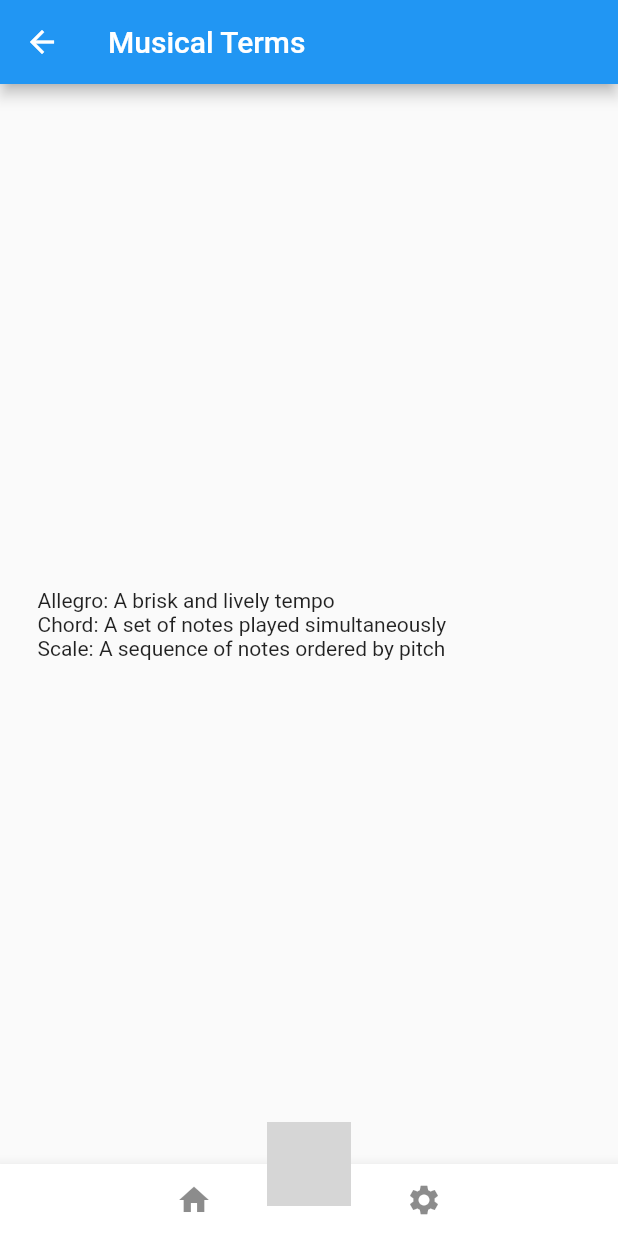
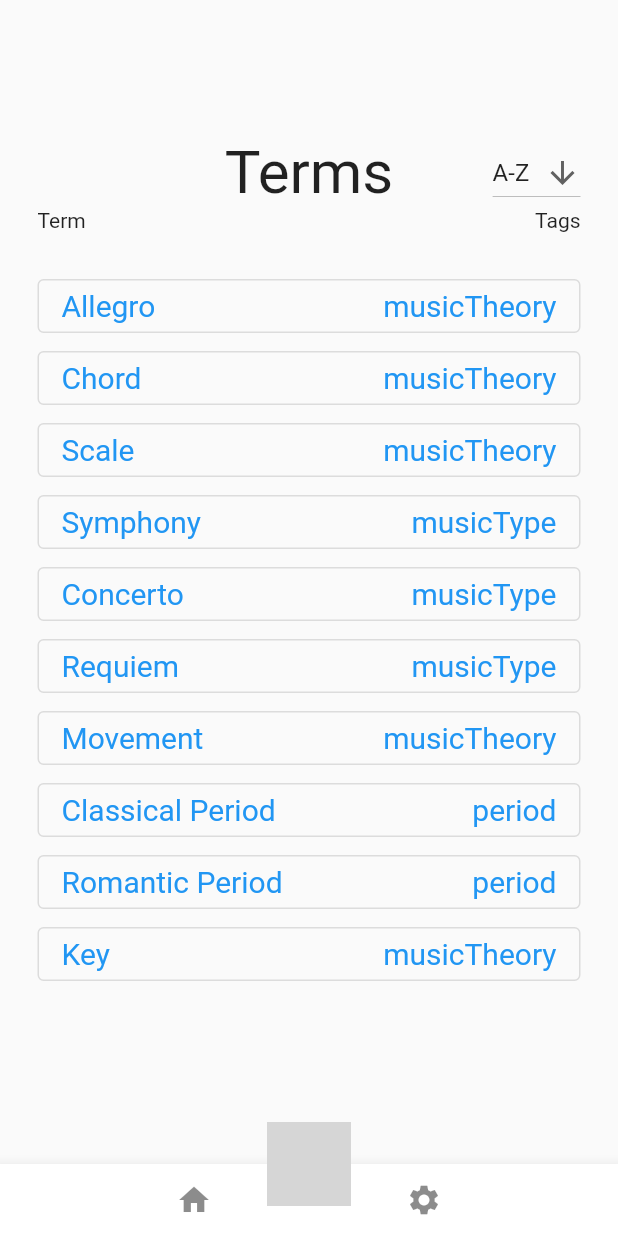
Before and after one commit to Alex-Laney/JuniorDesign2329, a Flutter app: the TermsScreen screen opened by its route, on a phone screen of 412 x 824 dp. Run offline on Flutter 3.47's test engine with Material 2 defaults, Android fonts, the phone set to English and light mode, and no system bars; missing offline and left inert: circular_menu; grey boxes are pictures that could not be loaded.

Commit message:
Basic Layout and Functionality for Terms Screen

```diff
--- a/lib/Musical-Terms/Musical-Terms.dart
+++ b/lib/Musical-Terms/Musical-Terms.dart
@@ -1,9 +1,30 @@
 import 'package:flutter/material.dart';
 import 'package:circular_menu/circular_menu.dart';
 import 'dart:math' as math;
+import 'package:artifact/Musical-Terms/Term.dart';
+import 'package:artifact/Musical-Terms/TermsDB.dart';
 
-class TermsScreen extends StatelessWidget {
+class TermsScreen extends StatefulWidget {
   const TermsScreen({super.key});
+
+  @override
+  TermsScreenState createState() => TermsScreenState();
+}
+
+class TermsScreenState extends State<TermsScreen> {
+
+  String dropdownVal = 'A-Z';
+
+  List<DropdownMenuItem<String>> getDropdownItems() {
+    List<DropdownMenuItem<String>> items = [];
+    for (String sort in ['A-Z', 'Z-A', 'Tags']) {
+      items.add(DropdownMenuItem(
+        value: sort,
+        child: Text(sort)
+      ));
+    }
+    return items;
+  }
 
   @override
   Widget build(BuildContext context) {
@@ -50,23 +71,67 @@ class TermsScreen extends StatelessWidget {
     }
 
     return Scaffold(
-        appBar: AppBar(
-          title: const Text('Musical Terms'),
-        ),
-        body: Center(
+        body: SafeArea(
+          child: Center(
             child: Column(
               mainAxisSize: MainAxisSize.min,
+              children: <Widget>[Row(
                   children: <Widget>[
-              ListView(
+                    const SizedBox(width: 125),
+                    const Expanded(
+                        child: Align(
+                          alignment: Alignment.center,
+                          child: Text('Terms',
+                              style: TextStyle(fontSize: 40)
+                          ),
+                        )
+                    ),
+                    Container(
+                      width: 100,
+                      child: Align(
+                          alignment: Alignment.centerRight,
+                          child: DropdownButton<String>(
+                            onChanged: (String? newValue) {
+                              setState(() {
+                                dropdownVal = newValue!;
+                              });
+                            },
+                            value: dropdownVal,
+                            icon: const Icon(Icons.arrow_downward),
+                            items: getDropdownItems(),
+                          )
+                      ),
+                    ),
+                    const SizedBox(width: 25),
+                  ]
+              ),
+                Row(
+                    children: const <Widget>[
+                      SizedBox(width: 25),
+                      Expanded(
+                        child: Align(
+                          alignment: Alignment.centerLeft,
+                          child: Text("Term"),
+                        )
+                    ),
+                      Align(
+                          alignment: Alignment.centerRight,
+                          child: Text("Tags")
+                      ),
+                      SizedBox(width: 25),
+                    ]
+                ),
+                ListView.builder(
                   shrinkWrap: true,
                   padding: const EdgeInsets.all(25.0),
-                children: const <Widget>[
-                  Text("Allegro: A brisk and lively tempo"),
-                  Text('Chord: A set of notes played simultaneously'),
-                  Text('Scale: A sequence of notes ordered by pitch'),
+                  itemCount: TermsDB.initialize().length,
+                  itemBuilder: (context, position) {
+                    return TermsDB.backingList[position].menuView();
+                    //return TermsDB.backingList[0].menuView();
+                  }
+                  ),
                 ],
               )
-            ],
             ),
           ),
       floatingActionButtonLocation: FloatingActionButtonLocation.centerDocked,
@@ -87,7 +152,7 @@ class TermsScreen extends StatelessWidget {
             ),
           ],
         ),
-      ),
+      )
     );
   }
 }
--- a/lib/Musical-Terms/Term.dart
+++ b/lib/Musical-Terms/Term.dart
@@ -1,3 +1,5 @@
+import 'package:flutter/material.dart';
+
 enum Tags {
   period,
   musicType,
@@ -16,4 +18,26 @@ class Term {
     tags = t;
   }
 
+  OutlinedButton menuView() {
+    return OutlinedButton(
+      style: OutlinedButton.styleFrom(textStyle: const TextStyle(fontSize: 20), ),
+      onPressed: () {
+        //Navigator.pushNamed(context, '/terms');
+      },
+      child: Row(
+          children: <Widget>[Expanded(
+              child: Align(
+                alignment: Alignment.centerLeft,
+                child: Text(this.name),
+              )
+          ),
+          Align(
+            alignment: Alignment.centerRight,
+            child: Text(this.tags[0].name)
+          )
+        ]
+      )
+    );
+  }
+
 }
```
Lines whose indentation alone changed are shown as unchanged.
